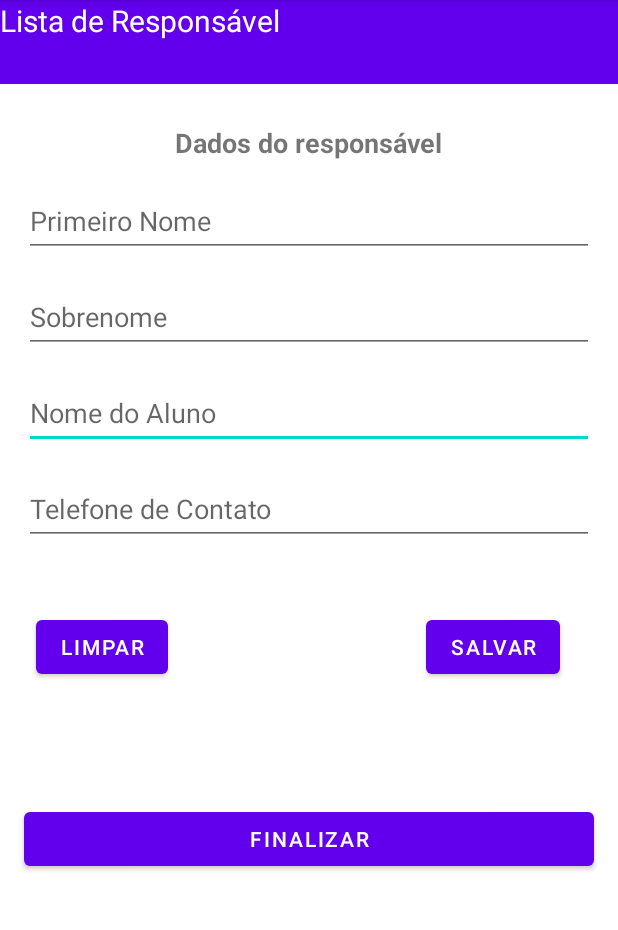
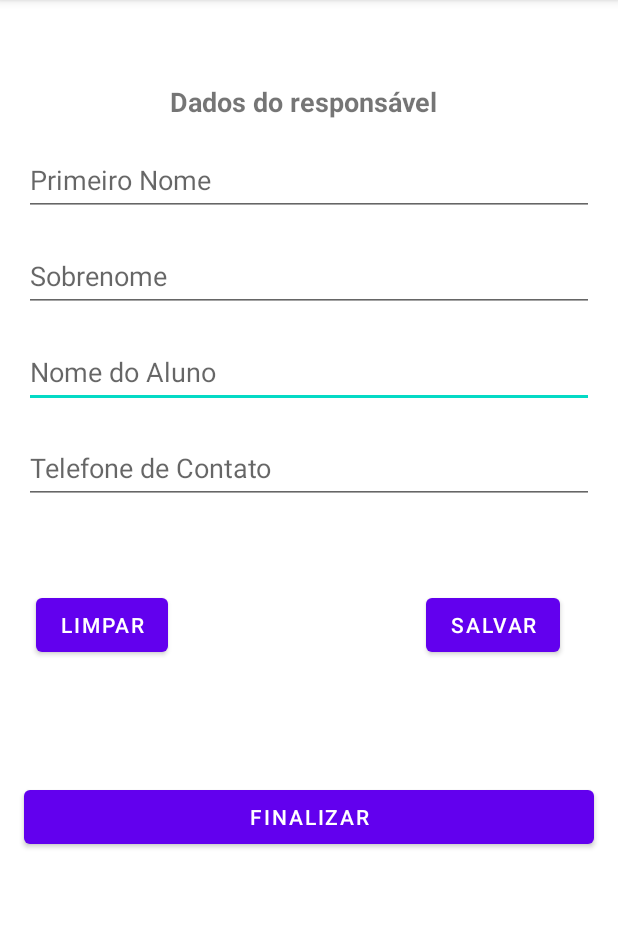
Before and after one commit to fernandoppm/Desenvolvimento_Android, an Android app: the screen it shows after launch (MainActivity), on a phone screen of 412 x 824 dp, the part 84-1014 px from its top. Run offline under Robolectric (Android 15) with nearby library versions, the phone set to English and light mode, and no system bars.

Commit message:
Atualização do layout

```diff
--- a/AppLista/app/src/main/res/layout/activity_main.xml
+++ b/AppLista/app/src/main/res/layout/activity_main.xml
@@ -11,14 +11,14 @@
         android:id="@+id/txtTitulo"
         android:layout_width="wrap_content"
         android:layout_height="wrap_content"
+        android:layout_marginBottom="688dp"
         android:text="@string/txt_titulo"
         android:textSize="18sp"
         android:textStyle="bold"
         app:layout_constraintBottom_toBottomOf="parent"
         app:layout_constraintEnd_toEndOf="parent"
-        app:layout_constraintStart_toStartOf="parent"
-        app:layout_constraintTop_toBottomOf="@+id/toolbar"
-        app:layout_constraintVertical_bias="0.039" />
+        app:layout_constraintHorizontal_bias="0.487"
+        app:layout_constraintStart_toStartOf="parent" />
 
     <EditText
         android:id="@+id/editNomedoAluno"
@@ -112,28 +112,4 @@
         app:layout_constraintTop_toBottomOf="@+id/editTelefonedeContato"
         app:layout_constraintVertical_bias="0.48" />
 
-    <androidx.appcompat.widget.Toolbar
-        android:id="@+id/toolbar"
-        android:layout_width="match_parent"
-        android:layout_height="wrap_content"
-        android:background="?attr/colorPrimary"
-        android:minHeight="?attr/actionBarSize"
-        android:theme="?attr/actionBarTheme"
-        app:layout_constraintEnd_toEndOf="parent"
-        app:layout_constraintHorizontal_bias="0.0"
-        app:layout_constraintStart_toStartOf="parent"
-        tools:ignore="MissingConstraints"
-        tools:layout_editor_absoluteY="-1dp" />
-
-    <TextView
-        android:id="@+id/textView"
-        android:layout_width="wrap_content"
-        android:layout_height="wrap_content"
-        android:text="@string/txt_app_Lista"
-        android:textColor="#FFFFFF"
-        android:textSize="20sp"
-        tools:ignore="MissingConstraints"
-        tools:layout_editor_absoluteX="110dp"
-        tools:layout_editor_absoluteY="16dp" />
-
 </androidx.constraintlayout.widget.ConstraintLayout>
```
